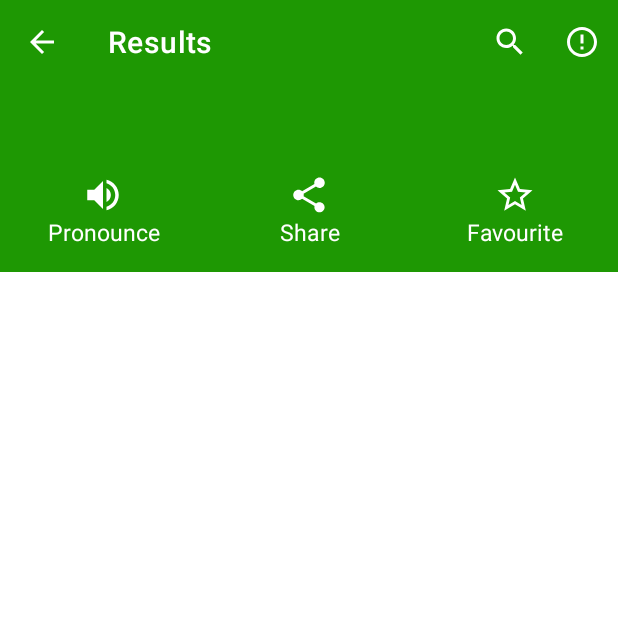
After one commit to Shihara-Dilshan/Sinhala-Dictionary, an Android app: the Results screen opened directly, with no data from a screen before it, on a phone screen of 412 x 824 dp, the top half of it. The commit adds this screen. Run offline under Robolectric (Android 15) with nearby library versions, the phone set to English and light mode, and no system bars.

Commit message:
results page implemented with icons

```diff
--- a/app/src/main/AndroidManifest.xml
+++ b/app/src/main/AndroidManifest.xml
@@ -9,12 +9,15 @@
         android:roundIcon="@mipmap/ic_launcher_round"
         android:supportsRtl="true"
         android:theme="@style/Theme.SinhalaDictionary.noaActionBar">
+        <activity android:name=".Results"
+            android:parentActivityName=".MainActivity"
+            android:theme="@style/Theme.SinhalaDictionary"
+            ></activity>
         <activity
             android:name=".SettingsActivity"
             android:label="@string/title_activity_settings"
-            android:theme="@style/Theme.SinhalaDictionary"
             android:parentActivityName=".MainActivity"
-            />
+            android:theme="@style/Theme.SinhalaDictionary" />
         <activity
             android:name=".MainActivity"
             android:theme="@style/Theme.SinhalaDictionary.noaActionBar">
--- /dev/null
+++ b/app/src/main/java/com/example/sinhaladictionary/Results.java
@@ -0,0 +1,31 @@
+package com.example.sinhaladictionary;
+
+import androidx.appcompat.app.AppCompatActivity;
+
+import android.os.Bundle;
+import android.view.Menu;
+import android.view.MenuInflater;
+import android.widget.TextView;
+
+public class Results extends AppCompatActivity {
+
+    private TextView resultWord;
+    @Override
+    protected void onCreate(Bundle savedInstanceState) {
+        super.onCreate(savedInstanceState);
+        setContentView(R.layout.activity_results);
+        getSupportActionBar().setTitle("Results");
+        getSupportActionBar().setElevation(0);
+
+        resultWord = findViewById(R.id.result_word);
+        resultWord.setText(getIntent().getStringExtra("word"));
+    }
+
+    @Override
+    public boolean onCreateOptionsMenu(Menu menu) {
+        MenuInflater menuInflater = getMenuInflater();
+        menuInflater.inflate(R.menu.results_menu, menu);
+
+        return true;
+    }
+}
--- a/app/src/main/java/com/example/sinhaladictionary/adapters/WordAdapter.java
+++ b/app/src/main/java/com/example/sinhaladictionary/adapters/WordAdapter.java
@@ -4,6 +4,7 @@ import android.view.LayoutInflater;
 import android.view.View;
 import android.view.ViewGroup;
 import android.widget.TextView;
+import android.widget.Toast;
 
 import androidx.annotation.NonNull;
 import androidx.recyclerview.widget.RecyclerView;
@@ -15,9 +16,11 @@ import java.util.List;
 
 public class WordAdapter extends RecyclerView.Adapter<WordAdapter.ViewHolder> {
     private List<EnglishWord> englishWordList;
+    private ItemClickListener itemClickListener;
 
-    public WordAdapter(List<EnglishWord> englishWordList) {
+    public WordAdapter(List<EnglishWord> englishWordList, ItemClickListener itemClickListener) {
         this.englishWordList = englishWordList;
+        this.itemClickListener = itemClickListener;
     }
 
     @NonNull
@@ -33,6 +36,10 @@ public class WordAdapter extends RecyclerView.Adapter<WordAdapter.ViewHolder> {
         String definition = englishWordList.get(position).getDefinition();
 
         holder.setData(word, definition);
+
+        holder.itemView.setOnClickListener(v -> {
+            itemClickListener.onItemClick(englishWordList.get(position));
+        });
     }
 
     @Override
@@ -40,12 +47,19 @@ public class WordAdapter extends RecyclerView.Adapter<WordAdapter.ViewHolder> {
         return englishWordList.size();
     }
 
+    public interface ItemClickListener{
+        void onItemClick(EnglishWord englishWord);
+    }
+
+
     public static class ViewHolder extends RecyclerView.ViewHolder{
         private TextView textView;
         public ViewHolder(@NonNull View itemView) {
             super(itemView);
             textView =itemView.findViewById(R.id.word_container);
+
         }
+
 
         public void setData(String word, String definition){
             textView.setText(word);
--- a/app/src/main/java/com/example/sinhaladictionary/fragments/EnglishWords.java
+++ b/app/src/main/java/com/example/sinhaladictionary/fragments/EnglishWords.java
@@ -1,5 +1,6 @@
 package com.example.sinhaladictionary.fragments;
 
+import android.content.Intent;
 import android.os.Bundle;
 
 import androidx.fragment.app.Fragment;
@@ -12,8 +13,10 @@ import android.view.ViewGroup;
 import android.widget.Adapter;
 import android.widget.LinearLayout;
 import android.widget.TextView;
+import android.widget.Toast;
 
 import com.example.sinhaladictionary.R;
+import com.example.sinhaladictionary.Results;
 import com.example.sinhaladictionary.adapters.WordAdapter;
 import com.example.sinhaladictionary.models.EnglishWord;
 
@@ -116,7 +119,14 @@ public class EnglishWords extends Fragment {
         linearLayoutManager = new LinearLayoutManager(getContext());
         linearLayoutManager.setOrientation(RecyclerView.VERTICAL);
         englishWordRecyclerView.setLayoutManager(linearLayoutManager);
-        wordAdapter = new WordAdapter(englishWordlist);
+        wordAdapter = new WordAdapter(englishWordlist, new WordAdapter.ItemClickListener() {
+            @Override
+            public void onItemClick(EnglishWord englishWord) {
+                Intent intent = new Intent(getContext(), Results.class);
+                intent.putExtra("word", englishWord.getWord());
+                startActivity(intent);
+            }
+        });
         englishWordRecyclerView.setAdapter(wordAdapter);
         wordAdapter.notifyDataSetChanged();
     }
--- a/app/src/main/res/drawable/ic_baseline_error_outline_24.xml
+++ b/app/src/main/res/drawable/ic_baseline_error_outline_24.xml
@@ -1,4 +1,4 @@
-<vector android:height="24dp" android:tint="#7C7E82"
+<vector android:height="24dp" android:tint="#FFFFFF"
     android:viewportHeight="24" android:viewportWidth="24"
     android:width="24dp" xmlns:android="http://schemas.android.com/apk/res/android">
     <path android:fillColor="@android:color/white" android:pathData="M11,15h2v2h-2zM11,7h2v6h-2zM11.99,2C6.47,2 2,6.48 2,12s4.47,10 9.99,10C17.52,22 22,17.52 22,12S17.52,2 11.99,2zM12,20c-4.42,0 -8,-3.58 -8,-8s3.58,-8 8,-8 8,3.58 8,8 -3.58,8 -8,8z"/>
--- a/app/src/main/res/drawable/ic_baseline_share_24.xml
+++ b/app/src/main/res/drawable/ic_baseline_share_24.xml
@@ -1,4 +1,4 @@
-<vector android:height="24dp" android:tint="#7C7E82"
+<vector android:height="24dp" android:tint="#FFFFFF"
     android:viewportHeight="24" android:viewportWidth="24"
     android:width="24dp" xmlns:android="http://schemas.android.com/apk/res/android">
     <path android:fillColor="@android:color/white" android:pathData="M18,16.08c-0.76,0 -1.44,0.3 -1.96,0.77L8.91,12.7c0.05,-0.23 0.09,-0.46 0.09,-0.7s-0.04,-0.47 -0.09,-0.7l7.05,-4.11c0.54,0.5 1.25,0.81 2.04,0.81 1.66,0 3,-1.34 3,-3s-1.34,-3 -3,-3 -3,1.34 -3,3c0,0.24 0.04,0.47 0.09,0.7L8.04,9.81C7.5,9.31 6.79,9 6,9c-1.66,0 -3,1.34 -3,3s1.34,3 3,3c0.79,0 1.5,-0.31 2.04,-0.81l7.12,4.16c-0.05,0.21 -0.08,0.43 -0.08,0.65 0,1.61 1.31,2.92 2.92,2.92 1.61,0 2.92,-1.31 2.92,-2.92s-1.31,-2.92 -2.92,-2.92z"/>
--- /dev/null
+++ b/app/src/main/res/drawable/ic_baseline_star_outline_24.xml
@@ -0,0 +1,5 @@
+<vector android:height="24dp" android:tint="#FFFFFF"
+    android:viewportHeight="24" android:viewportWidth="24"
+    android:width="24dp" xmlns:android="http://schemas.android.com/apk/res/android">
+    <path android:fillColor="@android:color/white" android:pathData="M22,9.24l-7.19,-0.62L12,2 9.19,8.63 2,9.24l5.46,4.73L5.82,21 12,17.27 18.18,21l-1.63,-7.03L22,9.24zM12,15.4l-3.76,2.27 1,-4.28 -3.32,-2.88 4.38,-0.38L12,6.1l1.71,4.04 4.38,0.38 -3.32,2.88 1,4.28L12,15.4z"/>
+</vector>
--- /dev/null
+++ b/app/src/main/res/drawable/ic_baseline_volume_up_24.xml
@@ -0,0 +1,5 @@
+<vector android:height="24dp" android:tint="#FFFFFF"
+    android:viewportHeight="24" android:viewportWidth="24"
+    android:width="24dp" xmlns:android="http://schemas.android.com/apk/res/android">
+    <path android:fillColor="@android:color/white" android:pathData="M3,9v6h4l5,5L12,4L7,9L3,9zM16.5,12c0,-1.77 -1.02,-3.29 -2.5,-4.03v8.05c1.48,-0.73 2.5,-2.25 2.5,-4.02zM14,3.23v2.06c2.89,0.86 5,3.54 5,6.71s-2.11,5.85 -5,6.71v2.06c4.01,-0.91 7,-4.49 7,-8.77s-2.99,-7.86 -7,-8.77z"/>
+</vector>
--- /dev/null
+++ b/app/src/main/res/layout/activity_results.xml
@@ -0,0 +1,112 @@
+<?xml version="1.0" encoding="utf-8"?>
+<LinearLayout xmlns:android="http://schemas.android.com/apk/res/android"
+    xmlns:app="http://schemas.android.com/apk/res-auto"
+    xmlns:tools="http://schemas.android.com/tools"
+    android:layout_width="match_parent"
+    android:layout_height="match_parent"
+    android:orientation="vertical"
+    tools:context=".Results">
+
+    <TextView
+        android:layout_width="match_parent"
+        android:layout_height="50dp"
+        android:id="@+id/result_word"
+        android:gravity="center_vertical"
+        android:textColor="@color/white"
+        android:textSize="17sp"
+        android:paddingLeft="15dp"
+        android:paddingRight="15dp"
+        android:background="@color/green_dark"/>
+
+    <LinearLayout
+        android:layout_width="match_parent"
+        android:layout_height="75dp"
+        android:orientation="horizontal"
+        android:id="@+id/icons_result">
+
+        <LinearLayout
+            android:layout_width="match_parent"
+            android:layout_height="match_parent"
+            android:layout_weight="1"
+            android:paddingTop="10dp"
+            android:background="@color/green_dark"
+            android:orientation="vertical">
+
+
+            <com.google.android.material.imageview.ShapeableImageView
+                android:layout_width="match_parent"
+                android:layout_height="55dp"
+                android:layout_weight="1"
+                android:gravity="center_horizontal"
+                android:src="@drawable/ic_baseline_volume_up_24"/>
+
+            <TextView
+                android:layout_width="match_parent"
+                android:layout_height="match_parent"
+                android:textColor="@color/white"
+                android:textSize="15sp"
+                android:layout_weight="1"
+                android:text="Pronounce"
+                android:gravity="center_horizontal" />
+
+
+        </LinearLayout>
+        <LinearLayout
+        android:layout_width="match_parent"
+        android:layout_height="match_parent"
+        android:layout_weight="1"
+        android:paddingTop="10dp"
+        android:background="@color/green_dark"
+        android:orientation="vertical">
+
+
+        <com.google.android.material.imageview.ShapeableImageView
+            android:layout_width="match_parent"
+            android:layout_height="55dp"
+            android:layout_weight="1"
+            android:gravity="center_horizontal"
+            android:src="@drawable/ic_baseline_share_24"/>
+
+        <TextView
+            android:layout_width="match_parent"
+            android:layout_height="match_parent"
+            android:textColor="@color/white"
+            android:textSize="15sp"
+            android:layout_weight="1"
+            android:text="Share"
+            android:gravity="center_horizontal" />
+
+
+    </LinearLayout>
+        <LinearLayout
+            android:layout_width="match_parent"
+            android:layout_height="match_parent"
+            android:layout_weight="1"
+            android:paddingTop="10dp"
+            android:background="@color/green_dark"
+            android:orientation="vertical">
+
+
+            <com.google.android.material.imageview.ShapeableImageView
+                android:layout_width="match_parent"
+                android:layout_height="55dp"
+                android:layout_weight="1"
+                android:gravity="center_horizontal"
+                android:src="@drawable/ic_baseline_star_outline_24"/>
+
+            <TextView
+                android:layout_width="match_parent"
+                android:layout_height="match_parent"
+                android:textColor="@color/white"
+                android:textSize="15sp"
+                android:layout_weight="1"
+                android:text="Favourite"
+                android:gravity="center_horizontal" />
+
+
+        </LinearLayout>
+
+    </LinearLayout>
+
+
+</LinearLayout>
--- /dev/null
+++ b/app/src/main/res/menu/results_menu.xml
@@ -0,0 +1,14 @@
+<?xml version="1.0" encoding="utf-8"?>
+<menu xmlns:android="http://schemas.android.com/apk/res/android"
+    xmlns:app="http://schemas.android.com/apk/res-auto">
+    <item
+        android:title="search"
+        app:showAsAction="always"
+        android:icon="@drawable/ic_baseline_search_24"/>
+
+    <item
+        android:title="error"
+        app:showAsAction="always"
+        android:icon="@drawable/ic_baseline_error_outline_24"
+        android:iconTint="@color/white"/>
+</menu>
```
